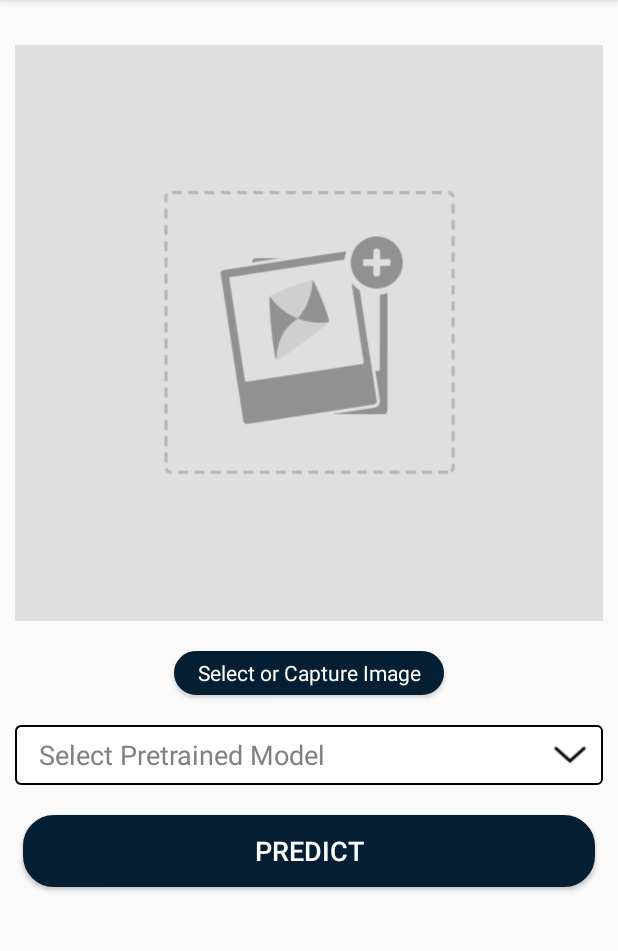
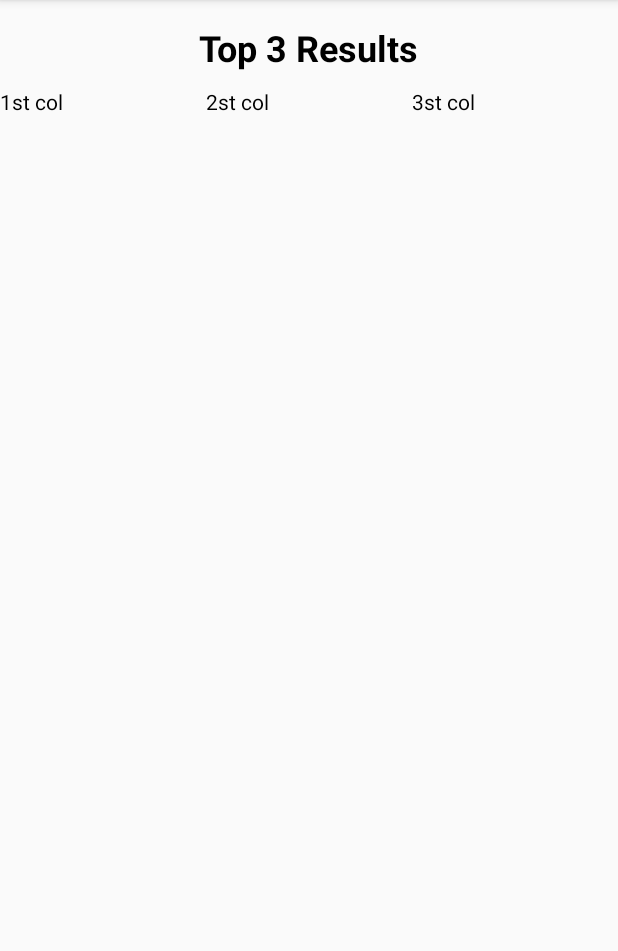
Before and after one commit to blackfly0/Pest-Classifier, an Android app: the screen it shows after launch (MainActivity before the commit, ResultsActivity after it), after a tap on "PREDICT", on a phone screen of 412 x 824 dp, the part 84-1035 px from its top. Run offline under Robolectric (Android 15) with nearby library versions, the phone set to English and light mode, and no system bars; libraries missing offline, so code that uses them is left out: com.karumi.dexter; 1 statement that could not run was skipped.

Commit message:
- Added Results Activity

```diff
--- a/app/src/main/AndroidManifest.xml
+++ b/app/src/main/AndroidManifest.xml
@@ -15,6 +15,7 @@
         android:roundIcon="@mipmap/ic_launcher_round"
         android:supportsRtl="true"
         android:theme="@style/AppTheme">
+        <activity android:name=".ResultsActivity"></activity>
         <activity android:name=".MainActivity">
             <intent-filter>
                 <action android:name="android.intent.action.MAIN" />
@@ -30,9 +31,8 @@
             android:grantUriPermissions="true">
             <meta-data
                 android:name="android.support.FILE_PROVIDER_PATHS"
-                android:resource="@xml/file_paths"></meta-data>
+                android:resource="@xml/file_paths" />
         </provider>
-
     </application>
 
 </manifest>
--- a/app/src/main/java/com/example/pestclassifier/MainActivity.java
+++ b/app/src/main/java/com/example/pestclassifier/MainActivity.java
@@ -6,13 +6,10 @@ import androidx.core.content.FileProvider;
 
 import android.Manifest;
 import android.app.AlertDialog;
-import android.content.Context;
 import android.content.DialogInterface;
 import android.content.Intent;
-import android.database.Cursor;
 import android.graphics.Bitmap;
 import android.graphics.BitmapFactory;
-import android.location.Location;
 import android.net.Uri;
 import android.os.Bundle;
 import android.os.Environment;
@@ -23,7 +20,9 @@ import android.widget.AdapterView;
 import android.widget.ArrayAdapter;
 import android.widget.Button;
 import android.widget.ImageView;
+import android.widget.ProgressBar;
 import android.widget.Spinner;
+import android.widget.TextView;
 import android.widget.Toast;
 
 import com.karumi.dexter.Dexter;
@@ -49,8 +48,10 @@ public class MainActivity extends AppCompatActivity {
     private ImageView imageview;
     private ImageView placeHolderIV;
     private Button selectImageButton;
-    private Button uploadButton;
+    private Button predictButton,cancelButton;
     private Spinner selectModelSpinner;
+    private ProgressBar loadingProgressBar;
+    private TextView loadingTextView;
 
     private int GALLERY = 1, CAMERA = 2;
     private boolean imageLoaded = false;
@@ -131,11 +132,17 @@ public class MainActivity extends AppCompatActivity {
     }
 
     private void setupView(){
-        uploadButton = findViewById(R.id.uploadButton);
+        predictButton = findViewById(R.id.predictButton);
         selectImageButton = findViewById(R.id.selectImageButton);
         imageview = findViewById(R.id.imageView);
         placeHolderIV = findViewById(R.id.ivPlaceholder);
         selectModelSpinner = findViewById(R.id.selectModelSpinner);
+        cancelButton = findViewById(R.id.cancelButton);
+        loadingTextView = findViewById(R.id.waitTextView);
+        loadingProgressBar = findViewById(R.id.progressBar);
+
+        hideLoadingView();
+        showMainView();
     }
     private void setupSpinner(){
         // Spinner Drop down elements
@@ -181,10 +188,23 @@ public class MainActivity extends AppCompatActivity {
             }
         });
 
-        uploadButton.setOnClickListener(new View.OnClickListener() {
+        predictButton.setOnClickListener(new View.OnClickListener() {
             @Override
             public void onClick(View view) {
-                uploadButtonTapped();
+
+                Intent newIntent = new Intent(getApplicationContext(), ResultsActivity.class);
+                //newIntent.putExtra("TITLE", text);
+                startActivity(newIntent);
+
+                predictButtonTapped();
+            }
+        });
+
+        cancelButton.setOnClickListener(new View.OnClickListener() {
+            @Override
+            public void onClick(View view) {
+                showMainView();
+                hideLoadingView();
             }
         });
     }
@@ -236,7 +256,7 @@ public class MainActivity extends AppCompatActivity {
         }
     }
 
-    private void uploadButtonTapped(){
+    private void predictButtonTapped(){
 
         if(!imageLoaded){
             Toast.makeText(this, "Please upload an image first!", Toast.LENGTH_SHORT).show();
@@ -248,7 +268,32 @@ public class MainActivity extends AppCompatActivity {
 //            Toast.makeText(this, "Could not get location!", Toast.LENGTH_SHORT).show();
 //        }
         // Upload the image
+
+        hideMainView();
+        showLoadingView();
         uploadImage();
+    }
+
+    private void hideMainView(){
+        selectImageButton.setVisibility(View.INVISIBLE);
+        predictButton.setVisibility(View.INVISIBLE);
+        selectModelSpinner.setVisibility(View.INVISIBLE);
+    }
+    private void showMainView(){
+        selectImageButton.setVisibility(View.VISIBLE);
+        predictButton.setVisibility(View.VISIBLE);
+        selectModelSpinner.setVisibility(View.VISIBLE);
+    }
+
+    private void hideLoadingView(){
+        cancelButton.setVisibility(View.INVISIBLE);
+        loadingProgressBar.setVisibility(View.INVISIBLE);
+        loadingTextView.setVisibility(View.INVISIBLE);
+    }
+    private void showLoadingView(){
+        cancelButton.setVisibility(View.VISIBLE);
+        loadingProgressBar.setVisibility(View.VISIBLE);
+        loadingTextView.setVisibility(View.VISIBLE);
     }
 
     private File createImageFile() throws IOException {
--- /dev/null
+++ b/app/src/main/java/com/example/pestclassifier/ResultsActivity.java
@@ -0,0 +1,42 @@
+package com.example.pestclassifier;
+
+import androidx.appcompat.app.AppCompatActivity;
+
+import android.graphics.Color;
+import android.os.Bundle;
+import android.widget.TableLayout;
+import android.widget.TableRow;
+import android.widget.TextView;
+
+public class ResultsActivity extends AppCompatActivity {
+
+    private TableLayout tableLayout;
+    @Override
+    protected void onCreate(Bundle savedInstanceState) {
+        super.onCreate(savedInstanceState);
+        setContentView(R.layout.activity_results);
+
+        tableLayout = findViewById(R.id.tableLayout);
+        addRows();
+    }
+
+    private void addRows(){
+        TableRow row = new TableRow(this);
+        row.setLayoutParams(new TableLayout.LayoutParams(TableLayout.LayoutParams.FILL_PARENT, TableLayout.LayoutParams.WRAP_CONTENT));
+
+        TextView textview1 = new TextView(this);
+        textview1.setText("1st col");
+        textview1.setTextColor(Color.BLACK);
+        TextView textview2 = new TextView(this);
+        textview2.setText("2st col");
+        textview2.setTextColor(Color.BLACK);
+        TextView textview3 = new TextView(this);
+        textview3.setText("3st col");
+        textview3.setTextColor(Color.BLACK);
+
+        row.addView(textview1);
+        row.addView(textview2);
+        row.addView(textview3);
+        tableLayout.addView(row, new TableLayout.LayoutParams(TableLayout.LayoutParams.FILL_PARENT, TableRow.LayoutParams.WRAP_CONTENT));
+    }
+}
--- /dev/null
+++ b/app/src/main/res/layout/activity_results.xml
@@ -0,0 +1,34 @@
+<?xml version="1.0" encoding="utf-8"?>
+<androidx.constraintlayout.widget.ConstraintLayout xmlns:android="http://schemas.android.com/apk/res/android"
+    xmlns:app="http://schemas.android.com/apk/res-auto"
+    xmlns:tools="http://schemas.android.com/tools"
+    android:layout_width="match_parent"
+    android:layout_height="match_parent"
+    tools:context=".ResultsActivity">
+
+    <TextView
+        android:id="@+id/textView3"
+        android:layout_width="wrap_content"
+        android:layout_height="wrap_content"
+        android:layout_marginTop="15dp"
+        android:text="Top 3 Results"
+        android:textColor="#000000"
+        android:textSize="24sp"
+        android:textStyle="bold"
+        app:layout_constraintEnd_toEndOf="parent"
+        app:layout_constraintStart_toStartOf="parent"
+        app:layout_constraintTop_toTopOf="parent" />
+
+    <TableLayout
+        android:id="@+id/tableLayout"
+        android:layout_width="0dp"
+        android:layout_height="0dp"
+        android:layout_marginTop="10dp"
+        android:stretchColumns="*"
+        app:layout_constraintBottom_toBottomOf="parent"
+        app:layout_constraintEnd_toEndOf="parent"
+        app:layout_constraintHorizontal_bias="0.0"
+        app:layout_constraintStart_toStartOf="parent"
+        app:layout_constraintTop_toBottomOf="@+id/textView3"
+        app:layout_constraintVertical_bias="0.0" />
+</androidx.constraintlayout.widget.ConstraintLayout>
```
Also changed, not shown: app/src/main/res/layout/activity_main.xml (+48 -4 lines).
